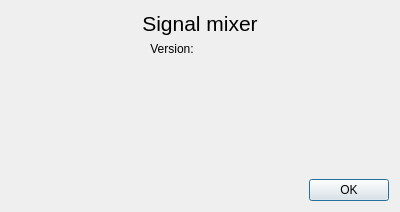
Before: the Qt Designer form forms/aboutdialog.ui in echmet/SignalMixer, drawn with Qt 5.
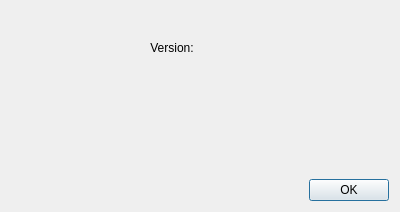
After: the same form once the commit is applied.

Commit message: Use software name from softwareinfo in About dialog

Diff of the .ui file:
```diff
--- a/forms/aboutdialog.ui
+++ b/forms/aboutdialog.ui
@@ -24,7 +24,7 @@
       </font>
      </property>
      <property name="text">
-      <string>Signal mixer</string>
+      <string>&lt;SW_NAME&gt;</string>
      </property>
      <property name="alignment">
       <set>Qt::AlignCenter</set>
```
The commit also changes 1 other file.
